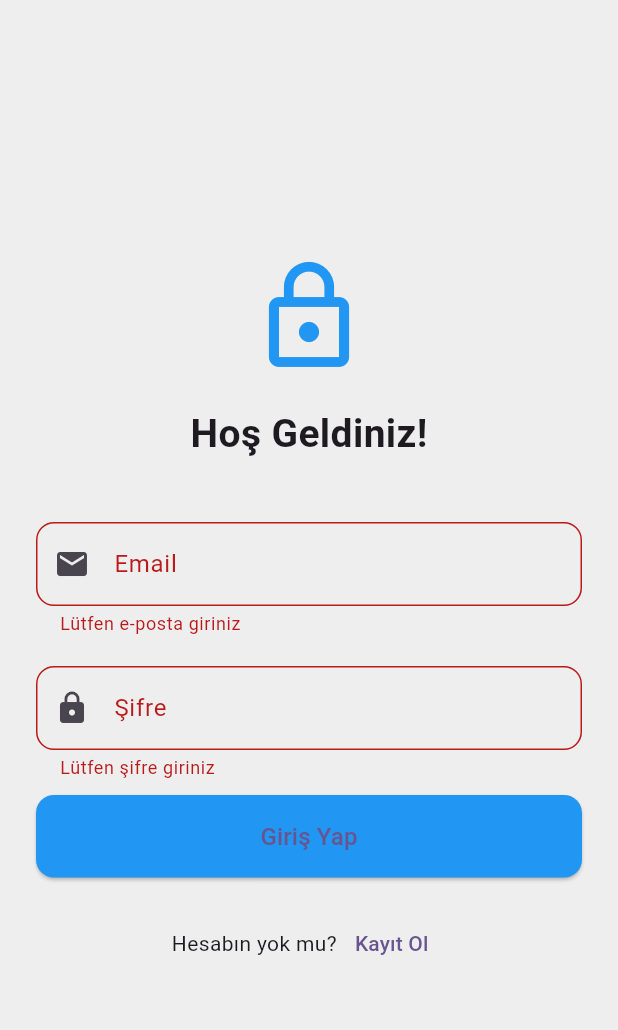
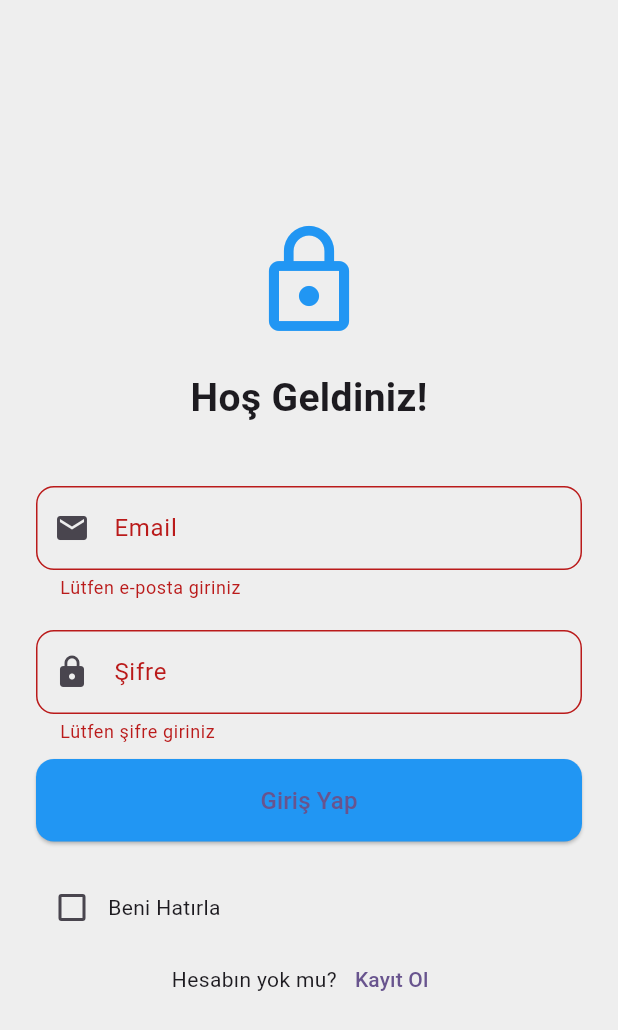
Before and after one commit to BarisDuzen/eticaret, a Flutter app: the Navigation screen opened directly, after a tap on the "output" icon, after a tap on "Giriş Yap", on a phone screen of 412 x 824 dp. Shown: the top 1030 px of the screen. Run offline on Flutter 3.47's test engine with Material 3 defaults, Android fonts, the phone set to English and light mode, and no system bars; our stand-ins replace cloud_firestore, dio, firebase_auth, firebase_core, flutter_bloc, shared_preferences; accounts and stored records are empty; network calls fail.

Commit message:
dosya adları değiştirildi

```diff
--- a/lib/product/home/view/Navigation.dart
+++ b/lib/product/home/view/Navigation.dart
@@ -34,7 +34,7 @@ class _NavigationState extends State<Navigation> {
           BottomNavigationBarItem(
             icon: Column(
               children: [
-                Image.asset("icons/Main.png", width: 24, height: 24),
+                Image.asset("assets/icons/Main.png", width: 24, height: 24),
                 const SizedBox(height: 4),
                 if (index == 0)
                   const Icon(Icons.circle, size: 6, color: Colors.red)
@@ -45,7 +45,7 @@ class _NavigationState extends State<Navigation> {
           BottomNavigationBarItem(
             icon: Column(
               children: [
-                Image.asset("icons/shop.png", width: 24, height: 24),
+                Image.asset("assets/icons/shop.png", width: 24, height: 24),
                 const SizedBox(height: 4),
                 if (index == 1)
                   const Icon(Icons.circle, size: 6, color: Colors.red)
--- a/lib/product/home/view/widget/homepage/HomePage.dart
+++ b/lib/product/home/view/widget/homepage/HomePage.dart
@@ -7,6 +7,7 @@ import 'package:firebase_auth/firebase_auth.dart';
 import 'package:flutter/material.dart';
 import 'package:flutter_bloc/flutter_bloc.dart';
 import 'package:eticaret/Products.dart';
+import 'package:shared_preferences/shared_preferences.dart';
 
 class HomePage extends StatefulWidget {
   @override
@@ -49,8 +50,12 @@ class _HomePageState extends State<HomePage> {
                   ),
                 ),
                 SizedBox(height: 10,),
-                IconButton(onPressed: (){
+                IconButton(onPressed:()async{
                   Auth().singOut();
+                  SharedPreferences prefs =await SharedPreferences.getInstance();
+                  await prefs.setBool('remember_me', false);
+                  await prefs.remove('saved_email');
+
                   Navigator.pushReplacement(
                     context,
                     MaterialPageRoute(builder: (context) => LoginPage()),
@@ -92,7 +97,7 @@ class _HomePageState extends State<HomePage> {
                 }, icon: Container(decoration: BoxDecoration(borderRadius: BorderRadius.circular(12),color:Colors.black,),child: SizedBox(width:48,height:48,child: Padding(
 
                   padding: const EdgeInsets.all(12.0),
-                  child: Image.asset('icons/ccc.png',color: Colors.white,width: 24,height: 24,),
+                  child: Image.asset('assets/icons/ccc.png',color: Colors.white,width: 24,height: 24,),
                 ))),)
               ],
             ),
--- a/lib/product/home/view/widget/login_page/Login.dart
+++ b/lib/product/home/view/widget/login_page/Login.dart
@@ -15,11 +15,26 @@ class _LoginPageState extends State<LoginPage> {
   final emailController = TextEditingController();
   final passwordController = TextEditingController();
   final formKey = GlobalKey<FormState>();
+  bool _rememberMe = false;
+
 
   @override
   void initState() {
     super.initState();
-    _loadSavedEmail();
+    _checkRememberMe();
+  }
+
+  Future<void> _checkRememberMe() async {
+    SharedPreferences prefs = await SharedPreferences.getInstance();
+    bool? remember = prefs.getBool('remember_me');
+    String? email = prefs.getString('saved_email');
+
+    if (remember == true && email != null) {
+      Navigator.pushReplacement(
+        context,
+        MaterialPageRoute(builder: (_) => Navigation()),
+      );
+    }
   }
 
   Future<void> _loadSavedEmail() async {
@@ -115,7 +130,11 @@ class _LoginPageState extends State<LoginPage> {
                         );
 
                         if (success) {
-                          await _saveEmail(emailController.text);
+                          if (_rememberMe) {
+                            await _saveEmail(emailController.text);
+                            SharedPreferences prefs = await SharedPreferences.getInstance();
+                            await prefs.setBool('remember_me', true);
+                          }
 
                           Navigator.pushReplacement(
                             context,
@@ -144,6 +163,21 @@ class _LoginPageState extends State<LoginPage> {
                 const SizedBox(height: 20),
 
                 Row(
+                  children: [
+                    Checkbox(
+                      value: _rememberMe,
+                      onChanged: (bool? newValue) {
+                        setState(() {
+                          _rememberMe = newValue ?? false;
+                        });
+                      },
+                    ),
+                    const Text("Beni Hatırla"),
+                  ],
+                ),
+
+
+                Row(
                   mainAxisAlignment: MainAxisAlignment.center,
                   children: [
                     const Text("Hesabın yok mu?"),
--- a/pubspec.yaml
+++ b/pubspec.yaml
@@ -58,9 +58,9 @@ dev_dependencies:
 # The following section is specific to Flutter packages.
 flutter:
   assets:
-    - icons/ccc.png
-    - icons/Main.png
-    - icons/shop.png
+    - assets/icons/ccc.png
+    - assets/icons/Main.png
+    - assets/icons/shop.png
 
   fonts:
     - family: EncodeSans
```
